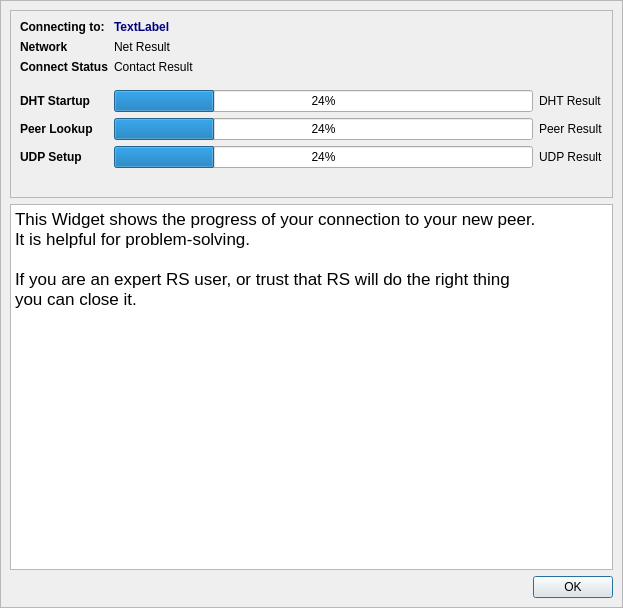
Before: the Qt Designer form retroshare-gui/src/gui/connect/ConnectProgressDialog.ui in RetroShare/RetroShare, drawn with Qt 5.
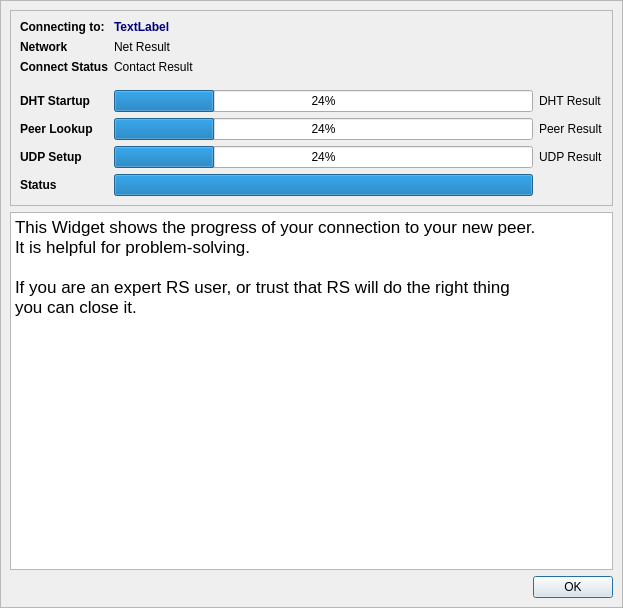
After: the same form once the commit is applied. Icons and pictures are not drawn. Custom widgets are drawn as their Qt base class.

Commit message: Use a progressbar instead of icon label for the status

Patch:
```diff
--- a/retroshare-gui/src/gui/connect/ConnectProgressDialog.ui
+++ b/retroshare-gui/src/gui/connect/ConnectProgressDialog.ui
@@ -251,20 +251,6 @@
              </property>
             </widget>
            </item>
-           <item row="8" column="0">
-            <widget class="QLabel" name="statusIcon">
-             <property name="text">
-              <string/>
-             </property>
-            </widget>
-           </item>
-           <item row="8" column="1">
-            <widget class="QLabel" name="statusTitle">
-             <property name="text">
-              <string/>
-             </property>
-            </widget>
-           </item>
            <item row="3" column="1">
             <spacer name="verticalSpacer">
              <property name="orientation">
@@ -281,6 +267,36 @@
              </property>
             </spacer>
            </item>
+           <item row="8" column="2">
+            <widget class="QLabel" name="statusTitle">
+             <property name="text">
+              <string/>
+             </property>
+            </widget>
+           </item>
+           <item row="8" column="1">
+            <widget class="QProgressBar" name="statusprogressBar">
+             <property name="value">
+              <number>100</number>
+             </property>
+             <property name="textVisible">
+              <bool>false</bool>
+             </property>
+            </widget>
+           </item>
+           <item row="8" column="0">
+            <widget class="QLabel" name="statusLabel">
+             <property name="font">
+              <font>
+               <weight>75</weight>
+               <bold>true</bold>
+              </font>
+             </property>
+             <property name="text">
+              <string>Status</string>
+             </property>
+            </widget>
+           </item>
           </layout>
          </item>
         </layout>
```
The commit also changes 1 other file.
